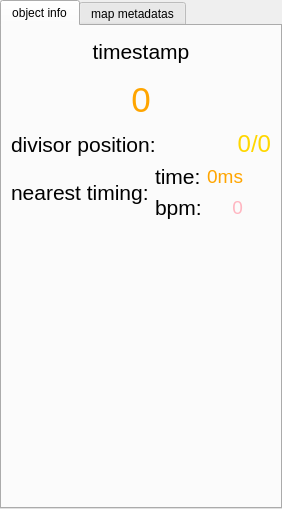
This is src/ui/infoui/metaui/mmetas.ui in xiangCaO233/MusicMapMaker as Qt 5 draws it before an edit. The edited form follows.
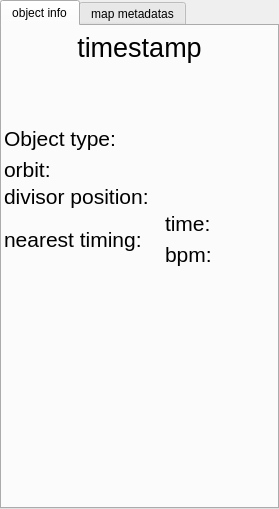
This is the edited form. Icons and pictures are not drawn.

```diff
--- a/src/ui/infoui/metaui/mmetas.ui
+++ b/src/ui/infoui/metaui/mmetas.ui
@@ -39,6 +39,21 @@
        <string>object info</string>
       </attribute>
       <layout class="QVBoxLayout" name="verticalLayout_4">
+       <property name="spacing">
+        <number>2</number>
+       </property>
+       <property name="leftMargin">
+        <number>2</number>
+       </property>
+       <property name="topMargin">
+        <number>2</number>
+       </property>
+       <property name="rightMargin">
+        <number>2</number>
+       </property>
+       <property name="bottomMargin">
+        <number>0</number>
+       </property>
        <item>
         <widget class="QWidget" name="timestamp_info" native="true">
          <layout class="QVBoxLayout" name="verticalLayout">
@@ -61,7 +76,7 @@
            <widget class="QLabel" name="timestamp_label">
             <property name="font">
              <font>
-              <pointsize>16</pointsize>
+              <pointsize>20</pointsize>
              </font>
             </property>
             <property name="text">
@@ -76,17 +91,203 @@
            <widget class="QLabel" name="timestam_value">
             <property name="font">
              <font>
-              <pointsize>26</pointsize>
+              <pointsize>20</pointsize>
              </font>
             </property>
             <property name="styleSheet">
              <string notr="true">color: #FFA500</string>
             </property>
             <property name="text">
-             <string notr="true">0</string>
+             <string notr="true"/>
             </property>
             <property name="alignment">
              <set>Qt::AlignmentFlag::AlignCenter</set>
+            </property>
+           </widget>
+          </item>
+          <item>
+           <widget class="QWidget" name="typeinfo_container" native="true">
+            <layout class="QHBoxLayout" name="horizontalLayout">
+             <property name="spacing">
+              <number>0</number>
+             </property>
+             <property name="leftMargin">
+              <number>0</number>
+             </property>
+             <property name="topMargin">
+              <number>0</number>
+             </property>
+             <property name="rightMargin">
+              <number>0</number>
+             </property>
+             <property name="bottomMargin">
+              <number>0</number>
+             </property>
+             <item>
+              <widget class="QLabel" name="type_label">
+               <property name="font">
+                <font>
+                 <pointsize>16</pointsize>
+                </font>
+               </property>
+               <property name="text">
+                <string>Object type:</string>
+               </property>
+              </widget>
+             </item>
+             <item>
+              <widget class="QLabel" name="type_value">
+               <property name="palette">
+                <palette>
+                 <active>
+                  <colorrole role="WindowText">
+                   <brush brushstyle="SolidPattern">
+                    <color alpha="255">
+                     <red>0</red>
+                     <green>255</green>
+                     <blue>255</blue>
+                    </color>
+                   </brush>
+                  </colorrole>
+                  <colorrole role="Text">
+                   <brush brushstyle="SolidPattern">
+                    <color alpha="255">
+                     <red>0</red>
+                     <green>255</green>
+                     <blue>255</blue>
+                    </color>
+                   </brush>
+                  </colorrole>
+                 </active>
+                 <inactive>
+                  <colorrole role="WindowText">
+                   <brush brushstyle="SolidPattern">
+                    <color alpha="255">
+                     <red>0</red>
+                     <green>255</green>
+                     <blue>255</blue>
+                    </color>
+                   </brush>
+                  </colorrole>
+                  <colorrole role="Text">
+                   <brush brushstyle="SolidPattern">
+                    <color alpha="255">
+                     <red>0</red>
+                     <green>255</green>
+                     <blue>255</blue>
+                    </color>
+                   </brush>
+                  </colorrole>
+                 </inactive>
+                 <disabled/>
+                </palette>
+               </property>
+               <property name="font">
+                <font>
+                 <pointsize>16</pointsize>
+                </font>
+               </property>
+               <property name="text">
+                <string notr="true"/>
+               </property>
+               <property name="alignment">
+                <set>Qt::AlignmentFlag::AlignRight|Qt::AlignmentFlag::AlignTrailing|Qt::AlignmentFlag::AlignVCenter</set>
+               </property>
+              </widget>
+             </item>
+            </layout>
+           </widget>
+          </item>
+         </layout>
+        </widget>
+       </item>
+       <item>
+        <widget class="QWidget" name="orbitinfo_container" native="true">
+         <layout class="QHBoxLayout" name="horizontalLayout_7">
+          <property name="spacing">
+           <number>0</number>
+          </property>
+          <property name="leftMargin">
+           <number>0</number>
+          </property>
+          <property name="topMargin">
+           <number>0</number>
+          </property>
+          <property name="rightMargin">
+           <number>0</number>
+          </property>
+          <property name="bottomMargin">
+           <number>0</number>
+          </property>
+          <item>
+           <widget class="QLabel" name="orbit_label">
+            <property name="font">
+             <font>
+              <pointsize>16</pointsize>
+             </font>
+            </property>
+            <property name="text">
+             <string>orbit:</string>
+            </property>
+           </widget>
+          </item>
+          <item>
+           <widget class="QLabel" name="orbit_value">
+            <property name="palette">
+             <palette>
+              <active>
+               <colorrole role="WindowText">
+                <brush brushstyle="SolidPattern">
+                 <color alpha="255">
+                  <red>85</red>
+                  <green>255</green>
+                  <blue>127</blue>
+                 </color>
+                </brush>
+               </colorrole>
+               <colorrole role="Text">
+                <brush brushstyle="SolidPattern">
+                 <color alpha="255">
+                  <red>85</red>
+                  <green>255</green>
+                  <blue>0</blue>
+                 </color>
+                </brush>
+               </colorrole>
+              </active>
+              <inactive>
+               <colorrole role="WindowText">
+                <brush brushstyle="SolidPattern">
+                 <color alpha="255">
+                  <red>85</red>
+                  <green>255</green>
+                  <blue>127</blue>
+                 </color>
+                </brush>
+               </colorrole>
+               <colorrole role="Text">
+                <brush brushstyle="SolidPattern">
+                 <color alpha="255">
+                  <red>85</red>
+                  <green>255</green>
+                  <blue>0</blue>
+                 </color>
+                </brush>
+               </colorrole>
+              </inactive>
+              <disabled/>
+             </palette>
+            </property>
+            <property name="font">
+             <font>
+              <pointsize>16</pointsize>
+             </font>
+            </property>
+            <property name="text">
+             <string notr="true"/>
+            </property>
+            <property name="alignment">
+             <set>Qt::AlignmentFlag::AlignRight|Qt::AlignmentFlag::AlignTrailing|Qt::AlignmentFlag::AlignVCenter</set>
             </property>
            </widget>
           </item>
@@ -124,14 +325,14 @@
            <widget class="QLabel" name="divisor_value">
             <property name="font">
              <font>
-              <pointsize>18</pointsize>
+              <pointsize>16</pointsize>
              </font>
             </property>
             <property name="styleSheet">
              <string notr="true">color: #FFD700</string>
             </property>
             <property name="text">
-             <string notr="true">0/0</string>
+             <string notr="true"/>
             </property>
             <property name="alignment">
              <set>Qt::AlignmentFlag::AlignRight|Qt::AlignmentFlag::AlignTrailing|Qt::AlignmentFlag::AlignVCenter</set>
@@ -234,7 +435,7 @@
                    <string notr="true">color: #FFA500</string>
                   </property>
                   <property name="text">
-                   <string notr="true">0ms</string>
+                   <string notr="true"/>
                   </property>
                   <property name="alignment">
                    <set>Qt::AlignmentFlag::AlignRight|Qt::AlignmentFlag::AlignTrailing|Qt::AlignmentFlag::AlignVCenter</set>
@@ -282,7 +483,7 @@
                    <string notr="true">color: #FFB6C1</string>
                   </property>
                   <property name="text">
-                   <string notr="true">0</string>
+                   <string notr="true"/>
                   </property>
                   <property name="alignment">
                    <set>Qt::AlignmentFlag::AlignRight|Qt::AlignmentFlag::AlignTrailing|Qt::AlignmentFlag::AlignVCenter</set>
```
